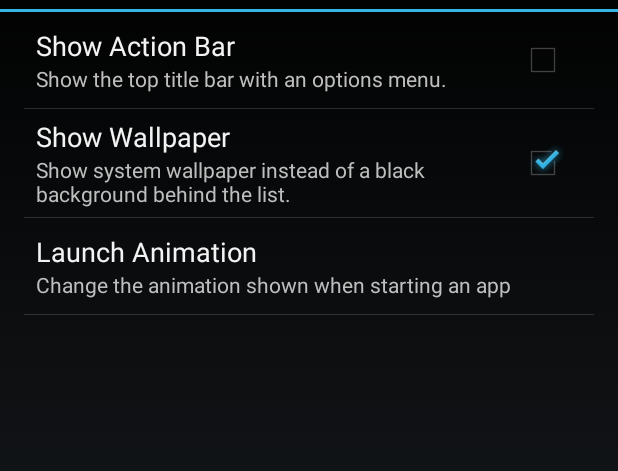
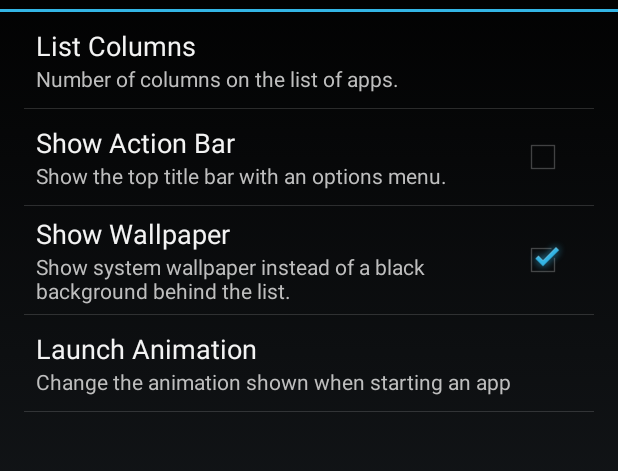
Before and after one commit to andreyrd/ListLauncher, an Android app: the LauncherActivity screen opened directly, with no data from a screen before it, after a tap on "ListLauncher Settings", on a phone screen of 412 x 824 dp, the part 60-531 px from its top. Run offline under Robolectric (Android 15) with nearby library versions, the phone set to English and light mode, and no system bars.

Commit message:
Column support, refactored preference loading a bit

```diff
--- a/app/src/main/java/com/amagital/launcher/list/LauncherActivity.java
+++ b/app/src/main/java/com/amagital/launcher/list/LauncherActivity.java
@@ -26,7 +26,7 @@ import android.view.MenuInflater;
 import android.view.MenuItem;
 import android.view.View;
 import android.widget.AdapterView;
-import android.widget.ListView;
+import android.widget.GridView;
 
 import java.util.ArrayList;
 import java.util.Collections;
@@ -35,7 +35,8 @@ import java.util.List;
 public class LauncherActivity extends Activity {
 	private ArrayList<AppInfo> appInfoList;
 
-	private LauncherAdapter listAdapter;
+	private GridView gridView;
+	private LauncherAdapter gridAdapter;
 
     private boolean prefShowActionBar;
 
@@ -48,20 +49,20 @@ public class LauncherActivity extends Activity {
 		// Initialize the array with 0 capacity (will ensureCapacity later)
 		appInfoList = new ArrayList<>(0);
 
-		ListView listView = (ListView) findViewById(R.id.launcher_list);
-		listAdapter = new LauncherAdapter(this, appInfoList);
+		gridView = (GridView) findViewById(R.id.launcher_list);
+		gridAdapter = new LauncherAdapter(this, appInfoList);
 
-		listView.setAdapter(listAdapter);
+		gridView.setAdapter(gridAdapter);
 
 		// Launch the app intent when the item is clicked
-		listView.setOnItemClickListener(new AdapterView.OnItemClickListener() {
+		gridView.setOnItemClickListener(new AdapterView.OnItemClickListener() {
 			@Override
 			public void onItemClick(AdapterView<?> parent, View view, int position, long id) {
 				startActivity(appInfoList.get(position).getIntent());
 			}
 		});
 
-		listView.setOnItemLongClickListener(new AdapterView.OnItemLongClickListener() {
+		gridView.setOnItemLongClickListener(new AdapterView.OnItemLongClickListener() {
 			@Override
 			public boolean onItemLongClick(AdapterView<?> parent, View view, int i, long id) {
 				showDetailsDialog(appInfoList.get(i));
@@ -76,7 +77,23 @@ public class LauncherActivity extends Activity {
 	protected void onResume() {
 		super.onResume();
 
-        // Show wallpaper according to settings
+		// Receiver for package changes
+		changeReceiver = new ChangeReceiver();
+		IntentFilter filter = new IntentFilter();
+		filter.addAction(Intent.ACTION_PACKAGE_ADDED);
+		filter.addAction(Intent.ACTION_PACKAGE_REMOVED);
+		filter.addDataScheme("package");
+		registerReceiver(changeReceiver, filter);
+
+		loadPrefsWallpaper();
+		loadPrefsActionBar();
+		loadPrefsAnimation();
+        loadPrefsColumns();
+
+		loadAppInfo();
+	}
+
+	private void loadPrefsWallpaper() {
 		if (PreferenceManager.getDefaultSharedPreferences(this)
 				.getBoolean("show_wallpaper", false)) {
 			if (Build.VERSION.SDK_INT >= Build.VERSION_CODES.JELLY_BEAN) {
@@ -92,11 +109,12 @@ public class LauncherActivity extends Activity {
 		} else {
 			findViewById(R.id.launcher_list).setBackgroundColor(Color.TRANSPARENT);
 		}
+	}
 
+	private void loadPrefsActionBar() {
 		prefShowActionBar = PreferenceManager.getDefaultSharedPreferences(this)
 				.getBoolean("show_action_bar", false);
 
-        // Hide action bar depending on settings
 		ActionBar actionBar = getActionBar();
 		if (actionBar != null) {
 			if (prefShowActionBar) {
@@ -105,17 +123,9 @@ public class LauncherActivity extends Activity {
 				actionBar.hide();
 			}
 		}
+	}
 
-		// Receiver for package changes
-		changeReceiver = new ChangeReceiver();
-		IntentFilter filter = new IntentFilter();
-		filter.addAction(Intent.ACTION_PACKAGE_ADDED);
-		filter.addAction(Intent.ACTION_PACKAGE_REMOVED);
-		filter.addDataScheme("package");
-		registerReceiver(changeReceiver, filter);
-
-		loadAppInfo();
-
+	private void loadPrefsAnimation() {
 		int animIn = -1;
 		int animOut = -1;
 
@@ -143,6 +153,13 @@ public class LauncherActivity extends Activity {
 		if (animIn >= 0 && animOut >= 0) {
 			overridePendingTransition(animIn, animOut);
 		}
+	}
+
+    private void loadPrefsColumns() {
+        String columns = PreferenceManager.getDefaultSharedPreferences(this)
+                .getString("list_columns", "1");
+
+        gridView.setNumColumns(Integer.valueOf(columns));
     }
 
 	@Override
@@ -214,7 +231,7 @@ public class LauncherActivity extends Activity {
 
 			@Override
 			protected void onPostExecute(Void aVoid) {
-				listAdapter.notifyDataSetChanged(appInfoList);
+				gridAdapter.notifyDataSetChanged(appInfoList);
 			}
 		};
 
--- a/app/src/main/res/layout/item.xml
+++ b/app/src/main/res/layout/item.xml
@@ -1,21 +1,24 @@
 <?xml version="1.0" encoding="utf-8"?>
 
-<LinearLayout
-        xmlns:android="http://schemas.android.com/apk/res/android"
+<LinearLayout xmlns:android="http://schemas.android.com/apk/res/android"
     android:layout_width="match_parent"
     android:layout_height="match_parent"
     android:gravity="center_vertical"
     android:orientation="horizontal">
+
     <ImageView
         android:id="@+id/item_icon"
         android:layout_width="48dp"
         android:layout_height="48dp"
         android:layout_margin="4dp" />
+
     <TextView
         android:id="@+id/item_name"
         android:layout_width="wrap_content"
         android:layout_height="wrap_content"
         android:layout_margin="8dp"
+        android:ellipsize="end"
+        android:singleLine="true"
         android:textColor="@color/white"
         android:textSize="22sp" />
 </LinearLayout>
--- a/app/src/main/res/layout/launcher.xml
+++ b/app/src/main/res/layout/launcher.xml
@@ -6,7 +6,7 @@
 	android:layout_height="match_parent"
 	android:orientation="vertical">
 
-	<ListView
+	<GridView
 		android:id="@+id/launcher_list"
 		android:layout_width="match_parent"
 		android:layout_height="match_parent"
--- a/app/src/main/res/values/preference_values.xml
+++ b/app/src/main/res/values/preference_values.xml
@@ -1,5 +1,9 @@
 <?xml version="1.0" encoding="utf-8"?>
 <resources>
+    <string name="pref_list_columns_title">List Columns</string>
+    <string name="pref_list_columns_summary">Number of columns on the list of apps.</string>
+    <integer name="pref_list_columns_default">1</integer>
+
     <string name="pref_launch_anim_title">Launch Animation</string>
     <string name="pref_launch_anim_summary">Change the animation shown when starting an app</string>
     <string name="pref_launch_anim_default">default</string>
--- a/app/src/main/res/xml/preferences.xml
+++ b/app/src/main/res/xml/preferences.xml
@@ -2,6 +2,13 @@
 
 <PreferenceScreen
 	xmlns:android="http://schemas.android.com/apk/res/android">
+
+	<EditTextPreference
+		android:key="list_columns"
+		android:title="@string/pref_list_columns_title"
+		android:summary="@string/pref_list_columns_summary"
+		android:defaultValue="@integer/pref_list_columns_default"
+		android:inputType="number" />
 
     <CheckBoxPreference
         android:key="show_action_bar"
```
Lines whose indentation alone changed are shown as unchanged.
